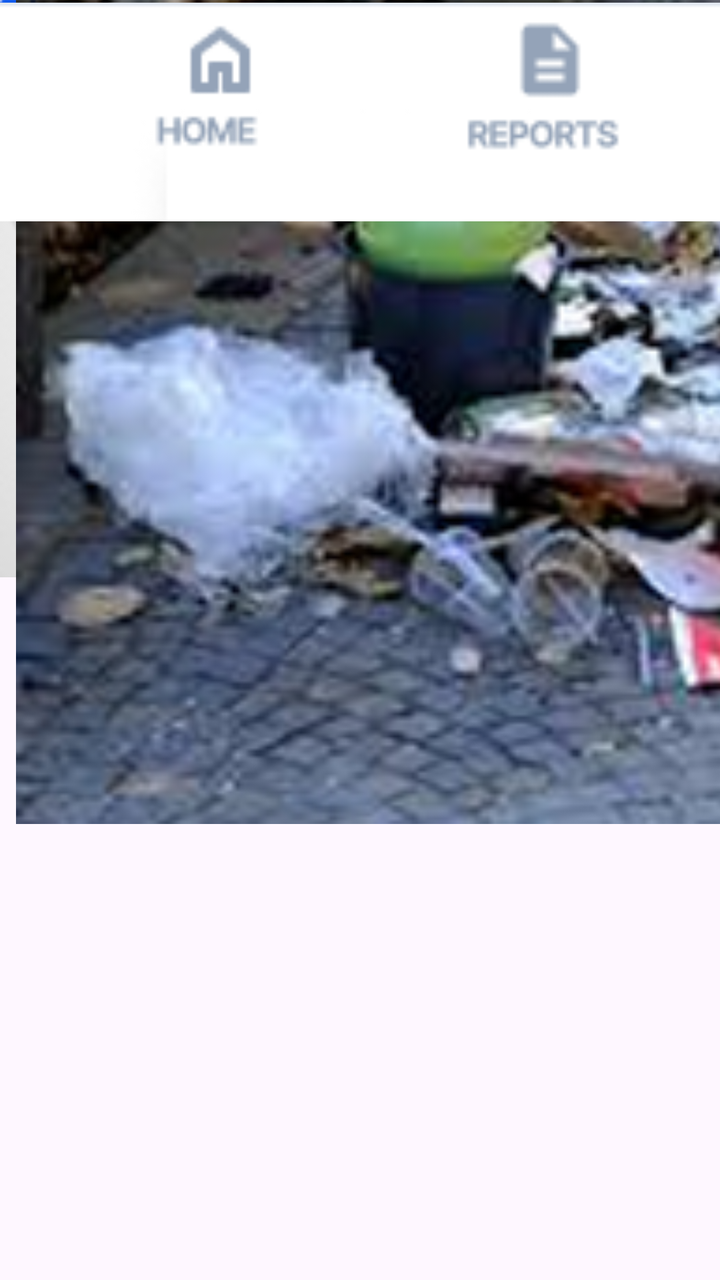
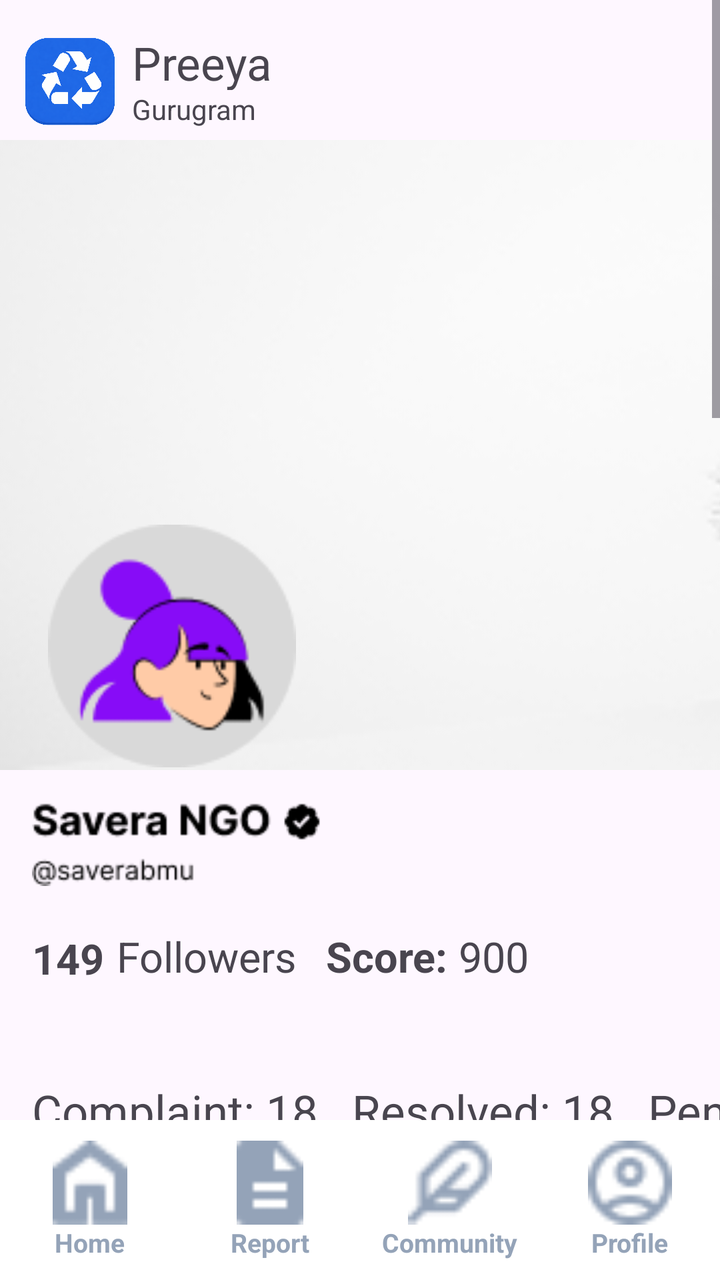

An Android layout rendered at two revisions. The XML below is the earlier revision; the diff shows what the commit changed to produce the second picture.
<!-- AndroidManifest.xml: application theme Theme.SwachhtaSarthi -->
<!-- res/layout/activity_community.xml -->
<?xml version="1.0" encoding="utf-8"?>
<androidx.constraintlayout.widget.ConstraintLayout xmlns:android="http://schemas.android.com/apk/res/android"
    xmlns:app="http://schemas.android.com/apk/res-auto"
    xmlns:tools="http://schemas.android.com/tools"
    android:layout_width="match_parent"
    android:layout_height="match_parent">

    <androidx.constraintlayout.widget.ConstraintLayout
        android:layout_width="723dp"
        android:layout_height="1476dp"
        tools:layout_editor_absoluteX="0dp"
        tools:layout_editor_absoluteY="-4dp">

        <TextView
            android:id="@+id/textView3"
            android:layout_width="wrap_content"
            android:layout_height="wrap_content"
            android:text="Gurugram"
            tools:layout_editor_absoluteX="66dp"
            tools:layout_editor_absoluteY="45dp" />

        <Space
            android:layout_width="720dp"
            android:layout_height="91dp"
            tools:layout_editor_absoluteX="-2dp"
            tools:layout_editor_absoluteY="6dp" />

        <ImageView
            android:id="@+id/imageView"
            android:layout_width="62dp"
            android:layout_height="72dp"
            app:srcCompat="@drawable/logoswachhtasarthi"
            tools:layout_editor_absoluteX="4dp"
            tools:layout_editor_absoluteY="5dp" />

        <TextView
            android:id="@+id/textView"
            android:layout_width="72dp"
            android:layout_height="29dp"
            android:text="Preeya"
            android:textSize="23sp"
            tools:layout_editor_absoluteX="66dp"
            tools:layout_editor_absoluteY="16dp" />

        <ImageView
            android:id="@+id/imageView2"
            android:layout_width="756dp"
            android:layout_height="315dp"
            app:srcCompat="@drawable/cover"
            tools:layout_editor_absoluteX="-26dp"
            tools:layout_editor_absoluteY="70dp" />

        <ImageView
            android:id="@+id/imageView5"
            android:layout_width="124dp"
            android:layout_height="170dp"
            app:srcCompat="@drawable/profile_image"
            tools:layout_editor_absoluteX="24dp"
            tools:layout_editor_absoluteY="238dp" />

        <ImageView
            android:id="@+id/imageView6"
            android:layout_width="125dp"
            android:layout_height="49dp"
            app:srcCompat="@drawable/message"
            tools:layout_editor_absoluteX="447dp"
            tools:layout_editor_absoluteY="376dp" />

        <ImageView
            android:id="@+id/imageView7"
            android:layout_width="125dp"
            android:layout_height="179dp"
            app:srcCompat="@drawable/follow"
            tools:layout_editor_absoluteX="558dp"
            tools:layout_editor_absoluteY="313dp" />

        <ImageView
            android:id="@+id/imageView8"
            android:layout_width="216dp"
            android:layout_height="49dp"
            app:srcCompat="@drawable/user_name"
            tools:layout_editor_absoluteX="16dp"
            tools:layout_editor_absoluteY="396dp" />

        <TextView
            android:id="@+id/textView6"
            android:layout_width="wrap_content"
            android:layout_height="wrap_content"
            android:text="149"
            android:textStyle="bold"
            android:textSize="21dp"
            tools:layout_editor_absoluteX="16dp"
            tools:layout_editor_absoluteY="465dp" />

        <TextView
            android:id="@+id/textView7"
            android:layout_width="wrap_content"
            android:layout_height="wrap_content"
            android:text=" Followers"
            android:textSize="21dp"
            tools:layout_editor_absoluteX="53dp"
            tools:layout_editor_absoluteY="464dp" />

        <TextView
            android:id="@+id/textView6"
            android:layout_width="wrap_content"
            android:layout_height="wrap_content"
            android:text="Score:"
            android:textStyle="bold"
            android:textSize="21dp"
            tools:layout_editor_absoluteX="163dp"
            tools:layout_editor_absoluteY="464dp" />

        <TextView
            android:id="@+id/textView7"
            android:layout_width="wrap_content"
            android:layout_height="wrap_content"
            android:text=" 900"
            android:textSize="21dp"
            tools:layout_editor_absoluteX="224dp"
            tools:layout_editor_absoluteY="464dp" />

        <TextView
            android:id="@+id/textView8"
            android:layout_width="wrap_content"
            android:layout_height="wrap_content"
            android:text="Complaint: 18   Resolved: 18   Pending: 8   Volunteered: 4"
            android:textSize="21sp"
            tools:layout_editor_absoluteX="16dp"
            tools:layout_editor_absoluteY="518dp" />

        <TextView
            android:id="@+id/textView9"
            android:layout_width="682dp"
            android:layout_height="109dp"
            android:text="A Clean India NGO works towards promoting cleanliness, waste management, and environmental awareness in communities"
            android:textSize="25sp"
            tools:layout_editor_absoluteX="16dp"
            tools:layout_editor_absoluteY="580dp" />

        <TextView
            android:id="@+id/textView10"
            android:layout_width="wrap_content"
            android:layout_height="wrap_content"
            android:text="...Read More"
            android:textColor="#0000FF"
            android:textSize="22sp"
            tools:layout_editor_absoluteX="163dp"
            tools:layout_editor_absoluteY="640dp" />

        <TextView
            android:id="@+id/textView11"
            android:layout_width="wrap_content"
            android:layout_height="wrap_content"
            android:text="Contribution"
            android:textSize="25sp"
            android:textStyle="bold"
            tools:layout_editor_absoluteX="52dp"
            tools:layout_editor_absoluteY="720dp" />

        <ImageView
            android:id="@+id/imageView12"
            android:layout_width="wrap_content"
            android:layout_height="wrap_content"
            app:srcCompat="@drawable/line"
            tools:layout_editor_absoluteX="97dp"
            tools:layout_editor_absoluteY="779dp" />

        <TextView
            android:id="@+id/textView13"
            android:layout_width="wrap_content"
            android:layout_height="wrap_content"
            android:text="Issues"
            android:textSize="25sp"
            android:textStyle="bold"
            tools:layout_editor_absoluteX="248dp"
            tools:layout_editor_absoluteY="721dp" />

        <TextView
            android:id="@+id/textView14"
            android:layout_width="wrap_content"
            android:layout_height="wrap_content"
            android:text="Highlights"
            android:textSize="25sp"
            android:textStyle="bold"
            tools:layout_editor_absoluteX="374dp"
            tools:layout_editor_absoluteY="721dp" />

        <TextView
            android:id="@+id/textView15"
            android:layout_width="wrap_content"
            android:layout_height="wrap_content"
            android:text="Media"
            android:textSize="25sp"
            android:textStyle="bold"
            tools:layout_editor_absoluteX="551dp"
            tools:layout_editor_absoluteY="720dp" />

        <ImageView
            android:id="@+id/imageView10"
            android:layout_width="693dp"
            android:layout_height="103dp"
            app:srcCompat="@drawable/post_profile"
            tools:layout_editor_absoluteX="4dp"
            tools:layout_editor_absoluteY="847dp" />

        <ImageView
            android:id="@+id/imageView11"
            android:layout_width="784dp"
            android:layout_height="412dp"
            app:srcCompat="@drawable/post"
            tools:layout_editor_absoluteX="-55dp"
            tools:layout_editor_absoluteY="951dp" />

        <ImageView
            android:id="@+id/imageView14"
            android:layout_width="33dp"
            android:layout_height="25dp"
            app:srcCompat="@drawable/notification"
            tools:layout_editor_absoluteX="643dp"
            tools:layout_editor_absoluteY="30dp" />

    </androidx.constraintlayout.widget.ConstraintLayout>

    <ImageView
        android:id="@+id/imageView13"
        android:layout_width="715dp"
        android:layout_height="112dp"
        app:srcCompat="@drawable/footer"
        tools:layout_editor_absoluteY="1361dp" />

</androidx.constraintlayout.widget.ConstraintLayout>
<!-- resources referenced by this layout -->
<resources>
  <!-- drawable cover: png bitmap (drawable, 35854 bytes) -->
  <!-- drawable follow: png bitmap (drawable, 1456 bytes) -->
  <!-- drawable footer: png bitmap (drawable, 4326 bytes) -->
  <!-- drawable line: png bitmap (drawable, 224 bytes) -->
  <!-- drawable logoswachhtasarthi: png bitmap (drawable, 289700 bytes) -->
  <!-- drawable message: png bitmap (drawable, 1239 bytes) -->
  <!-- drawable notification: png bitmap (drawable, 402 bytes) -->
  <!-- drawable post: png bitmap (drawable, 178482 bytes) -->
  <!-- drawable post_profile: png bitmap (drawable, 7013 bytes) -->
  <!-- drawable profile_image: png bitmap (drawable, 4872 bytes) -->
  <!-- drawable user_name: png bitmap (drawable, 2138 bytes) -->
  <style name="Theme.SwachhtaSarthi" parent="Base.Theme.SwachhtaSarthi" />
  <style name="Base.Theme.SwachhtaSarthi" parent="Theme.Material3.DayNight.NoActionBar">
          
          
      </style>
</resources>

<!-- the commit's change to res/layout/activity_community.xml (unified diff, before → after) -->
@@ -5,228 +5,454 @@
     android:layout_width="match_parent"
     android:layout_height="match_parent">
 
-    <androidx.constraintlayout.widget.ConstraintLayout
-        android:layout_width="723dp"
-        android:layout_height="1476dp"
-        tools:layout_editor_absoluteX="0dp"
-        tools:layout_editor_absoluteY="-4dp">
-
-        <TextView
-            android:id="@+id/textView3"
-            android:layout_width="wrap_content"
+    
+    <ScrollView
+        android:id="@+id/scrollView"
+        android:layout_width="match_parent"
+        android:layout_height="0dp"
+        android:fillViewport="true"
+        app:layout_constraintBottom_toTopOf="@+id/bottom_nav_card"
+        app:layout_constraintTop_toTopOf="parent">
+
+        
+        <androidx.constraintlayout.widget.ConstraintLayout
+            android:layout_width="721dp"
             android:layout_height="wrap_content"
-            android:text="Gurugram"
-            tools:layout_editor_absoluteX="66dp"
-            tools:layout_editor_absoluteY="45dp" />
-
-        <Space
-            android:layout_width="720dp"
-            android:layout_height="91dp"
-            tools:layout_editor_absoluteX="-2dp"
-            tools:layout_editor_absoluteY="6dp" />
-
-        <ImageView
-            android:id="@+id/imageView"
-            android:layout_width="62dp"
-            android:layout_height="72dp"
-            app:srcCompat="@drawable/logoswachhtasarthi"
-            tools:layout_editor_absoluteX="4dp"
-            tools:layout_editor_absoluteY="5dp" />
-
-        <TextView
-            android:id="@+id/textView"
-            android:layout_width="72dp"
-            android:layout_height="29dp"
-            android:text="Preeya"
-            android:textSize="23sp"
-            tools:layout_editor_absoluteX="66dp"
-            tools:layout_editor_absoluteY="16dp" />
-
-        <ImageView
-            android:id="@+id/imageView2"
-            android:layout_width="756dp"
-            android:layout_height="315dp"
-            app:srcCompat="@drawable/cover"
-            tools:layout_editor_absoluteX="-26dp"
-            tools:layout_editor_absoluteY="70dp" />
-
-        <ImageView
-            android:id="@+id/imageView5"
-            android:layout_width="124dp"
-            android:layout_height="170dp"
-            app:srcCompat="@drawable/profile_image"
-            tools:layout_editor_absoluteX="24dp"
-            tools:layout_editor_absoluteY="238dp" />
-
-        <ImageView
-            android:id="@+id/imageView6"
-            android:layout_width="125dp"
-            android:layout_height="49dp"
-            app:srcCompat="@drawable/message"
-            tools:layout_editor_absoluteX="447dp"
-            tools:layout_editor_absoluteY="376dp" />
-
-        <ImageView
-            android:id="@+id/imageView7"
-            android:layout_width="125dp"
-            android:layout_height="179dp"
-            app:srcCompat="@drawable/follow"
-            tools:layout_editor_absoluteX="558dp"
-            tools:layout_editor_absoluteY="313dp" />
-
-        <ImageView
-            android:id="@+id/imageView8"
-            android:layout_width="216dp"
-            android:layout_height="49dp"
-            app:srcCompat="@drawable/user_name"
-            tools:layout_editor_absoluteX="16dp"
-            tools:layout_editor_absoluteY="396dp" />
-
-        <TextView
-            android:id="@+id/textView6"
-            android:layout_width="wrap_content"
-            android:layout_height="wrap_content"
-            android:text="149"
-            android:textStyle="bold"
-            android:textSize="21dp"
-            tools:layout_editor_absoluteX="16dp"
-            tools:layout_editor_absoluteY="465dp" />
-
-        <TextView
-            android:id="@+id/textView7"
-            android:layout_width="wrap_content"
-            android:layout_height="wrap_content"
-            android:text=" Followers"
-            android:textSize="21dp"
-            tools:layout_editor_absoluteX="53dp"
-            tools:layout_editor_absoluteY="464dp" />
-
-        <TextView
-            android:id="@+id/textView6"
-            android:layout_width="wrap_content"
-            android:layout_height="wrap_content"
-            android:text="Score:"
-            android:textStyle="bold"
-            android:textSize="21dp"
-            tools:layout_editor_absoluteX="163dp"
-            tools:layout_editor_absoluteY="464dp" />
-
-        <TextView
-            android:id="@+id/textView7"
-            android:layout_width="wrap_content"
-            android:layout_height="wrap_content"
-            android:text=" 900"
-            android:textSize="21dp"
-            tools:layout_editor_absoluteX="224dp"
-            tools:layout_editor_absoluteY="464dp" />
-
-        <TextView
-            android:id="@+id/textView8"
-            android:layout_width="wrap_content"
-            android:layout_height="wrap_content"
-            android:text="Complaint: 18   Resolved: 18   Pending: 8   Volunteered: 4"
-            android:textSize="21sp"
-            tools:layout_editor_absoluteX="16dp"
-            tools:layout_editor_absoluteY="518dp" />
-
-        <TextView
-            android:id="@+id/textView9"
-            android:layout_width="682dp"
-            android:layout_height="109dp"
-            android:text="A Clean India NGO works towards promoting cleanliness, waste management, and environmental awareness in communities"
-            android:textSize="25sp"
-            tools:layout_editor_absoluteX="16dp"
-            tools:layout_editor_absoluteY="580dp" />
-
-        <TextView
-            android:id="@+id/textView10"
-            android:layout_width="wrap_content"
-            android:layout_height="wrap_content"
-            android:text="...Read More"
-            android:textColor="#0000FF"
-            android:textSize="22sp"
-            tools:layout_editor_absoluteX="163dp"
-            tools:layout_editor_absoluteY="640dp" />
-
-        <TextView
-            android:id="@+id/textView11"
-            android:layout_width="wrap_content"
-            android:layout_height="wrap_content"
-            android:text="Contribution"
-            android:textSize="25sp"
-            android:textStyle="bold"
-            tools:layout_editor_absoluteX="52dp"
-            tools:layout_editor_absoluteY="720dp" />
-
-        <ImageView
-            android:id="@+id/imageView12"
-            android:layout_width="wrap_content"
-            android:layout_height="wrap_content"
-            app:srcCompat="@drawable/line"
-            tools:layout_editor_absoluteX="97dp"
-            tools:layout_editor_absoluteY="779dp" />
-
-        <TextView
-            android:id="@+id/textView13"
-            android:layout_width="wrap_content"
-            android:layout_height="wrap_content"
-            android:text="Issues"
-            android:textSize="25sp"
-            android:textStyle="bold"
-            tools:layout_editor_absoluteX="248dp"
-            tools:layout_editor_absoluteY="721dp" />
-
-        <TextView
-            android:id="@+id/textView14"
-            android:layout_width="wrap_content"
-            android:layout_height="wrap_content"
-            android:text="Highlights"
-            android:textSize="25sp"
-            android:textStyle="bold"
-            tools:layout_editor_absoluteX="374dp"
-            tools:layout_editor_absoluteY="721dp" />
-
-        <TextView
-            android:id="@+id/textView15"
-            android:layout_width="wrap_content"
-            android:layout_height="wrap_content"
-            android:text="Media"
-            android:textSize="25sp"
-            android:textStyle="bold"
-            tools:layout_editor_absoluteX="551dp"
-            tools:layout_editor_absoluteY="720dp" />
-
-        <ImageView
-            android:id="@+id/imageView10"
-            android:layout_width="693dp"
-            android:layout_height="103dp"
-            app:srcCompat="@drawable/post_profile"
-            tools:layout_editor_absoluteX="4dp"
-            tools:layout_editor_absoluteY="847dp" />
-
-        <ImageView
-            android:id="@+id/imageView11"
-            android:layout_width="784dp"
-            android:layout_height="412dp"
-            app:srcCompat="@drawable/post"
-            tools:layout_editor_absoluteX="-55dp"
-            tools:layout_editor_absoluteY="951dp" />
-
-        <ImageView
-            android:id="@+id/imageView14"
-            android:layout_width="33dp"
-            android:layout_height="25dp"
-            app:srcCompat="@drawable/notification"
-            tools:layout_editor_absoluteX="643dp"
-            tools:layout_editor_absoluteY="30dp" />
-
-    </androidx.constraintlayout.widget.ConstraintLayout>
-
-    <ImageView
-        android:id="@+id/imageView13"
-        android:layout_width="715dp"
-        android:layout_height="112dp"
-        app:srcCompat="@drawable/footer"
-        tools:layout_editor_absoluteY="1361dp" />
+            android:minHeight="1501dp"
+            tools:layout_width="721dp">
+
+            <ImageView
+                android:id="@+id/imageView"
+                android:layout_width="62dp"
+                android:layout_height="72dp"
+                android:layout_marginStart="4dp"
+                android:layout_marginTop="5dp"
+                android:contentDescription="logo"
+                app:layout_constraintStart_toStartOf="parent"
+                app:layout_constraintTop_toTopOf="parent"
+                app:srcCompat="@drawable/logoswachhtasarthi" />
+
+            <TextView
+                android:id="@+id/textView"
+                android:layout_width="72dp"
+                android:layout_height="29dp"
+                android:layout_marginStart="66dp"
+                android:layout_marginTop="16dp"
+                android:text="Preeya"
+                android:textSize="23sp"
+                app:layout_constraintStart_toStartOf="parent"
+                app:layout_constraintTop_toTopOf="parent" />
+
+            <TextView
+                android:id="@+id/textView3"
+                android:layout_width="wrap_content"
+                android:layout_height="wrap_content"
+                android:layout_marginStart="66dp"
+                android:layout_marginTop="45dp"
+                android:text="Gurugram"
+                app:layout_constraintStart_toStartOf="parent"
+                app:layout_constraintTop_toTopOf="parent" />
+
+            <ImageView
+                android:id="@+id/imageView2"
+                android:layout_width="756dp"
+                android:layout_height="315dp"
+                android:layout_marginTop="70dp"
+                android:contentDescription="cover"
+                android:scaleType="centerCrop"
+                app:layout_constraintStart_toStartOf="parent"
+                app:layout_constraintTop_toTopOf="parent"
+                app:srcCompat="@drawable/cover" />
+
+            <ImageView
+                android:id="@+id/imageView5"
+                android:layout_width="124dp"
+                android:layout_height="170dp"
+                android:layout_marginStart="24dp"
+                android:layout_marginTop="238dp"
+                android:contentDescription="profile"
+                app:layout_constraintStart_toStartOf="parent"
+                app:layout_constraintTop_toTopOf="parent"
+                app:srcCompat="@drawable/profile_image" />
+
+            <ImageView
+                android:id="@+id/imageView6"
+                android:layout_width="125dp"
+                android:layout_height="49dp"
+                android:layout_marginStart="447dp"
+                android:layout_marginTop="376dp"
+                android:contentDescription="message"
+                app:layout_constraintStart_toStartOf="parent"
+                app:layout_constraintTop_toTopOf="parent"
+                app:srcCompat="@drawable/message" />
+
+            <ImageView
+                android:id="@+id/imageView7"
+                android:layout_width="135dp"
+                android:layout_height="80dp"
+                android:layout_marginStart="551dp"
+                android:layout_marginTop="364dp"
+                android:contentDescription="follow"
+                app:layout_constraintStart_toStartOf="parent"
+                app:layout_constraintTop_toTopOf="parent"
+                app:srcCompat="@drawable/follow" />
+
+            <ImageView
+                android:id="@+id/imageView8"
+                android:layout_width="216dp"
+                android:layout_height="49dp"
+                android:layout_marginStart="16dp"
+                android:layout_marginTop="396dp"
+                android:contentDescription="username"
+                app:layout_constraintStart_toStartOf="parent"
+                app:layout_constraintTop_toTopOf="parent"
+                app:srcCompat="@drawable/user_name" />
+
+            <TextView
+                android:id="@+id/tvFollowerCount"
+                android:layout_width="wrap_content"
+                android:layout_height="wrap_content"
+                android:layout_marginStart="16dp"
+                android:layout_marginTop="465dp"
+                android:text="149"
+                android:textSize="21sp"
+                android:textStyle="bold"
+                app:layout_constraintStart_toStartOf="parent"
+                app:layout_constraintTop_toTopOf="parent" />
+
+            <TextView
+                android:id="@+id/tvFollowerLabel"
+                android:layout_width="wrap_content"
+                android:layout_height="wrap_content"
+                android:layout_marginStart="53dp"
+                android:layout_marginTop="464dp"
+                android:text=" Followers"
+                android:textSize="21sp"
+                app:layout_constraintStart_toStartOf="parent"
+                app:layout_constraintTop_toTopOf="parent" />
+
+            <TextView
+                android:id="@+id/tvScoreLabel"
+                android:layout_width="wrap_content"
+                android:layout_height="wrap_content"
+                android:layout_marginStart="163dp"
+                android:layout_marginTop="464dp"
+                android:text="Score:"
+                android:textSize="21sp"
+                android:textStyle="bold"
+                app:layout_constraintStart_toStartOf="parent"
+                app:layout_constraintTop_toTopOf="parent" />
+
+            <TextView
+                android:id="@+id/tvScoreValue"
+                android:layout_width="wrap_content"
+                android:layout_height="wrap_content"
+                android:layout_marginStart="224dp"
+                android:layout_marginTop="464dp"
+                android:text=" 900"
+                android:textSize="21sp"
+                app:layout_constraintStart_toStartOf="parent"
+                app:layout_constraintTop_toTopOf="parent" />
+
+            <TextView
+                android:id="@+id/textView8"
+                android:layout_width="wrap_content"
+                android:layout_height="wrap_content"
+                android:layout_marginStart="16dp"
+                android:layout_marginTop="540dp"
+                android:text="Complaint: 18   Resolved: 18   Pending: 8   Volunteered: 4"
+                android:textSize="23sp"
+                app:layout_constraintStart_toStartOf="parent"
+                app:layout_constraintTop_toTopOf="parent" />
+
+            <TextView
+                android:id="@+id/textView9"
+                android:layout_width="682dp"
+                android:layout_height="109dp"
+                android:layout_marginStart="16dp"
+                android:layout_marginTop="612dp"
+                android:text="A Clean India NGO works towards promoting cleanliness, waste management, and environmental awareness in communities"
+                android:textSize="28sp"
+                app:layout_constraintStart_toStartOf="parent"
+                app:layout_constraintTop_toTopOf="parent" />
+
+            <TextView
+                android:id="@+id/textView10"
+                android:layout_width="wrap_content"
+                android:layout_height="wrap_content"
+                android:layout_marginStart="352dp"
+                android:layout_marginTop="692dp"
+                android:text="...Read More"
+                android:textColor="#0000FF"
+                android:textSize="22sp"
+                app:layout_constraintStart_toStartOf="parent"
+                app:layout_constraintTop_toTopOf="parent" />
+
+            <TextView
+                android:id="@+id/textView11"
+                android:layout_width="wrap_content"
+                android:layout_height="wrap_content"
+                android:layout_marginStart="52dp"
+                android:layout_marginTop="768dp"
+                android:text="Contribution"
+                android:textSize="25sp"
+                android:textStyle="bold"
+                app:layout_constraintStart_toStartOf="parent"
+                app:layout_constraintTop_toTopOf="parent" />
+
+            <ImageView
+                android:id="@+id/imageView12"
+                android:layout_width="wrap_content"
+                android:layout_height="wrap_content"
+                android:layout_marginStart="88dp"
+                android:layout_marginTop="828dp"
+                android:contentDescription="line"
+                app:layout_constraintStart_toStartOf="parent"
+                app:layout_constraintTop_toTopOf="parent"
+                app:srcCompat="@drawable/line" />
+
+            <TextView
+                android:id="@+id/textView13"
+                android:layout_width="wrap_content"
+                android:layout_height="wrap_content"
+                android:layout_marginStart="244dp"
+                android:layout_marginTop="768dp"
+                android:text="Issues"
+                android:textSize="25sp"
+                android:textStyle="bold"
+                app:layout_constraintStart_toStartOf="parent"
+                app:layout_constraintTop_toTopOf="parent" />
+
+            <TextView
+                android:id="@+id/textView14"
+                android:layout_width="wrap_content"
+                android:layout_height="wrap_content"
+                android:layout_marginStart="376dp"
+                android:layout_marginTop="768dp"
+                android:text="Highlights"
+                android:textSize="25sp"
+                android:textStyle="bold"
+                app:layout_constraintStart_toStartOf="parent"
+                app:layout_constraintTop_toTopOf="parent" />
+
+            <TextView
+                android:id="@+id/textView15"
+                android:layout_width="wrap_content"
+                android:layout_height="wrap_content"
+                android:layout_marginStart="548dp"
+                android:layout_marginTop="768dp"
+                android:text="Media"
+                android:textSize="25sp"
+                android:textStyle="bold"
+                app:layout_constraintStart_toStartOf="parent"
+                app:layout_constraintTop_toTopOf="parent" />
+
+            <ImageView
+                android:id="@+id/imageView11"
+                android:layout_width="788dp"
+                android:layout_height="496dp"
+                android:layout_marginStart="4dp"
+                android:layout_marginTop="940dp"
+                android:contentDescription="post"
+                app:layout_constraintStart_toStartOf="parent"
+                app:layout_constraintTop_toTopOf="parent"
+                app:srcCompat="@drawable/post" />
+
+            <ImageView
+                android:id="@+id/imageView14"
+                android:layout_width="33dp"
+                android:layout_height="25dp"
+                android:layout_marginStart="643dp"
+                android:layout_marginTop="30dp"
+                android:contentDescription="notification"
+                app:layout_constraintStart_toStartOf="parent"
+                app:layout_constraintTop_toTopOf="parent"
+                app:srcCompat="@drawable/notification" />
+
+            <ImageView
+                android:id="@+id/imageView10"
+                android:layout_width="72dp"
+                android:layout_height="71dp"
+                android:contentDescription="Post Profile"
+                app:layout_constraintStart_toStartOf="parent"
+                app:layout_constraintTop_toTopOf="parent"
+                android:layout_marginStart="16dp"
+                android:layout_marginTop="887dp"
+                app:srcCompat="@drawable/post_profile" />
+
+            <TextView
+                android:id="@+id/textView6"
+                android:layout_width="124dp"
+                android:layout_height="29dp"
+                android:layout_marginStart="100dp"
+                android:layout_marginTop="901dp"
+                android:text="Ravi Gupta"
+                android:textSize="25sp"
+                app:layout_constraintStart_toStartOf="parent"
+                app:layout_constraintTop_toTopOf="parent" />
+
+            <TextView
+                android:id="@+id/textView7"
+                android:layout_width="wrap_content"
+                android:layout_height="wrap_content"
+                android:layout_marginStart="100dp"
+                android:layout_marginTop="930dp"
+                android:text="Rewari,Haryana"
+                android:textSize="17sp"
+                app:layout_constraintStart_toStartOf="parent"
+                app:layout_constraintTop_toTopOf="parent" />
+
+            <ImageView
+                android:id="@+id/imageView13"
+                android:layout_width="106dp"
+                android:layout_height="49dp"
+                android:layout_marginStart="570dp"
+                android:layout_marginTop="909dp"
+                android:contentDescription="Result Status"
+                app:layout_constraintStart_toStartOf="parent"
+                app:layout_constraintTop_toTopOf="parent"
+                app:srcCompat="@drawable/result" />
+
+        </androidx.constraintlayout.widget.ConstraintLayout>
+    </ScrollView>
+
+    
+    <androidx.cardview.widget.CardView
+        android:id="@+id/bottom_nav_card"
+        android:layout_width="match_parent"
+        android:layout_height="80dp"
+        app:cardCornerRadius="0dp"
+        app:cardElevation="0dp"
+        app:layout_constraintBottom_toBottomOf="parent"
+        app:layout_constraintEnd_toEndOf="parent"
+        app:layout_constraintStart_toStartOf="parent">
+
+        <androidx.constraintlayout.widget.ConstraintLayout
+            android:layout_width="match_parent"
+            android:layout_height="match_parent">
+
+            
+            <LinearLayout
+                android:id="@+id/nav_home"
+                android:layout_width="0dp"
+                android:layout_height="wrap_content"
+                android:gravity="center"
+                android:orientation="vertical"
+                app:layout_constraintBottom_toBottomOf="parent"
+                app:layout_constraintEnd_toStartOf="@+id/nav_report"
+                app:layout_constraintHorizontal_chainStyle="spread"
+                app:layout_constraintStart_toStartOf="parent"
+                app:layout_constraintTop_toTopOf="parent">
+
+                <ImageButton
+                    android:id="@+id/imageButtonHome"
+                    android:layout_width="42dp"
+                    android:layout_height="42dp"
+                    android:background="?attr/selectableItemBackgroundBorderless"
+                    android:contentDescription="Home"
+                    android:scaleType="fitCenter"
+                    app:srcCompat="@drawable/home_icon" />
+
+                <TextView
+                    android:layout_width="wrap_content"
+                    android:layout_height="wrap_content"
+                    android:text="Home"
+                    android:textColor="#94A3B8"
+                    android:textSize="13sp"
+                    android:textStyle="bold" />
+            </LinearLayout>
+
+            
+            <LinearLayout
+                android:id="@+id/nav_report"
+                android:layout_width="0dp"
+                android:layout_height="wrap_content"
+                android:gravity="center"
+                android:orientation="vertical"
+                app:layout_constraintBottom_toBottomOf="parent"
+                app:layout_constraintEnd_toStartOf="@+id/nav_community"
+                app:layout_constraintStart_toEndOf="@+id/nav_home"
+                app:layout_constraintTop_toTopOf="parent">
+
+                <ImageButton
+                    android:id="@+id/imageButtonReport"
+                    android:layout_width="42dp"
+                    android:layout_height="42dp"
+                    android:background="?attr/selectableItemBackgroundBorderless"
+                    android:contentDescription="Report"
+                    android:scaleType="fitCenter"
+                    app:srcCompat="@drawable/Report_icon" />
+
+                <TextView
+                    android:layout_width="wrap_content"
+                    android:layout_height="wrap_content"
+                    android:text="Report"
+                    android:textColor="#94A3B8"
+                    android:textSize="13sp"
+                    android:textStyle="bold" />
+            </LinearLayout>
+
+            
+            <LinearLayout
+                android:id="@+id/nav_community"
+                android:layout_width="0dp"
+                android:layout_height="wrap_content"
+                android:gravity="center"
+                android:orientation="vertical"
+                app:layout_constraintBottom_toBottomOf="parent"
+                app:layout_constraintEnd_toStartOf="@+id/nav_profile"
+                app:layout_constraintStart_toEndOf="@+id/nav_report"
+                app:layout_constraintTop_toTopOf="parent">
+
+                <ImageButton
+                    android:id="@+id/imageButtonCommunity"
+                    android:layout_width="42dp"
+                    android:layout_height="42dp"
+                    android:background="?attr/selectableItemBackgroundBorderless"
+                    android:contentDescription="Community"
+                    android:scaleType="fitCenter"
+                    app:srcCompat="@drawable/community_icon" />
+
+                <TextView
+                    android:layout_width="wrap_content"
+                    android:layout_height="wrap_content"
+                    android:text="Community"
+                    android:textColor="#94A3B8"
+                    android:textSize="13sp"
+                    android:textStyle="bold" />
+            </LinearLayout>
+
+            
+            <LinearLayout
+                android:id="@+id/nav_profile"
+                android:layout_width="0dp"
+                android:layout_height="wrap_content"
+                android:gravity="center"
+                android:orientation="vertical"
+                app:layout_constraintBottom_toBottomOf="parent"
+                app:layout_constraintEnd_toEndOf="parent"
+                app:layout_constraintStart_toEndOf="@+id/nav_community"
+                app:layout_constraintTop_toTopOf="parent">
+
+                <ImageButton
+                    android:id="@+id/imageButtonProfile"
+                    android:layout_width="42dp"
+                    android:layout_height="42dp"
+                    android:background="?attr/selectableItemBackgroundBorderless"
+                    android:contentDescription="Profile"
+                    android:scaleType="fitCenter"
+                    app:srcCompat="@drawable/profile_icon" />
+
+                <TextView
+                    android:layout_width="wrap_content"
+                    android:layout_height="wrap_content"
+                    android:text="Profile"
+                    android:textColor="#94A3B8"
+                    android:textSize="13sp"
+                    android:textStyle="bold" />
+            </LinearLayout>
+
+        </androidx.constraintlayout.widget.ConstraintLayout>
+    </androidx.cardview.widget.CardView>
 
 </androidx.constraintlayout.widget.ConstraintLayout>
<!-- resource entries referenced after the edit -->
@@ -1,15 +1,19 @@
 <!-- resources referenced by this layout -->
 <resources>
+  <!-- drawable Report_icon: png bitmap (drawable, 289 bytes) -->
+  <!-- drawable community_icon: png bitmap (drawable, 534 bytes) -->
   <!-- drawable cover: png bitmap (drawable, 35854 bytes) -->
   <!-- drawable follow: png bitmap (drawable, 1456 bytes) -->
-  <!-- drawable footer: png bitmap (drawable, 4326 bytes) -->
+  <!-- drawable home_icon: png bitmap (drawable, 473 bytes) -->
   <!-- drawable line: png bitmap (drawable, 224 bytes) -->
   <!-- drawable logoswachhtasarthi: png bitmap (drawable, 289700 bytes) -->
   <!-- drawable message: png bitmap (drawable, 1239 bytes) -->
   <!-- drawable notification: png bitmap (drawable, 402 bytes) -->
   <!-- drawable post: png bitmap (drawable, 178482 bytes) -->
-  <!-- drawable post_profile: png bitmap (drawable, 7013 bytes) -->
+  <!-- drawable post_profile: png bitmap (drawable, 3191 bytes) -->
+  <!-- drawable profile_icon: png bitmap (drawable, 802 bytes) -->
   <!-- drawable profile_image: png bitmap (drawable, 4872 bytes) -->
+  <!-- drawable result: png bitmap (drawable, 1273 bytes) -->
   <!-- drawable user_name: png bitmap (drawable, 2138 bytes) -->
   <style name="Theme.SwachhtaSarthi" parent="Base.Theme.SwachhtaSarthi" />
   <style name="Base.Theme.SwachhtaSarthi" parent="Theme.Material3.DayNight.NoActionBar">
